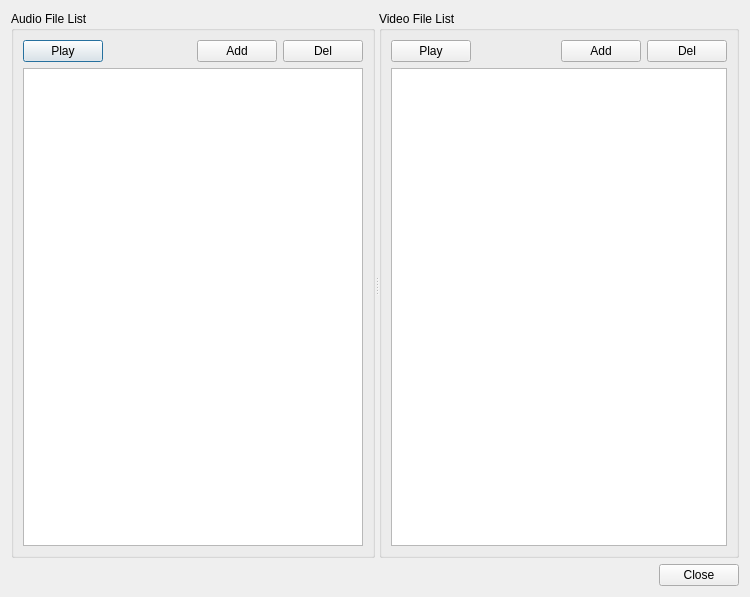
Qt form kvmrt2_media_editor/contentsPool.ui (gyongchae/MediaEditor) before a commit.
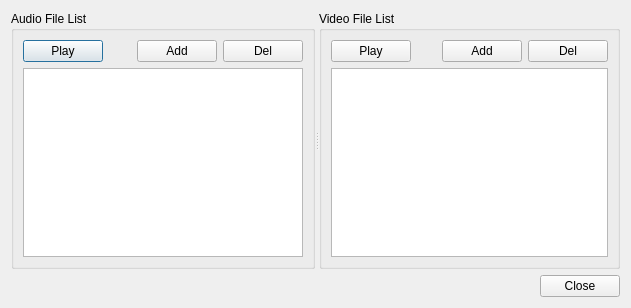
The same form after that commit.

The edit to the form file:
```diff
--- a/kvmrt2_media_editor/contentsPool.ui
+++ b/kvmrt2_media_editor/contentsPool.ui
@@ -6,8 +6,8 @@
    <rect>
     <x>0</x>
     <y>0</y>
-    <width>750</width>
-    <height>597</height>
+    <width>631</width>
+    <height>308</height>
    </rect>
   </property>
   <property name="windowTitle">
```
Left out of the diff: 2 changed lines with no effect on the pictures.
